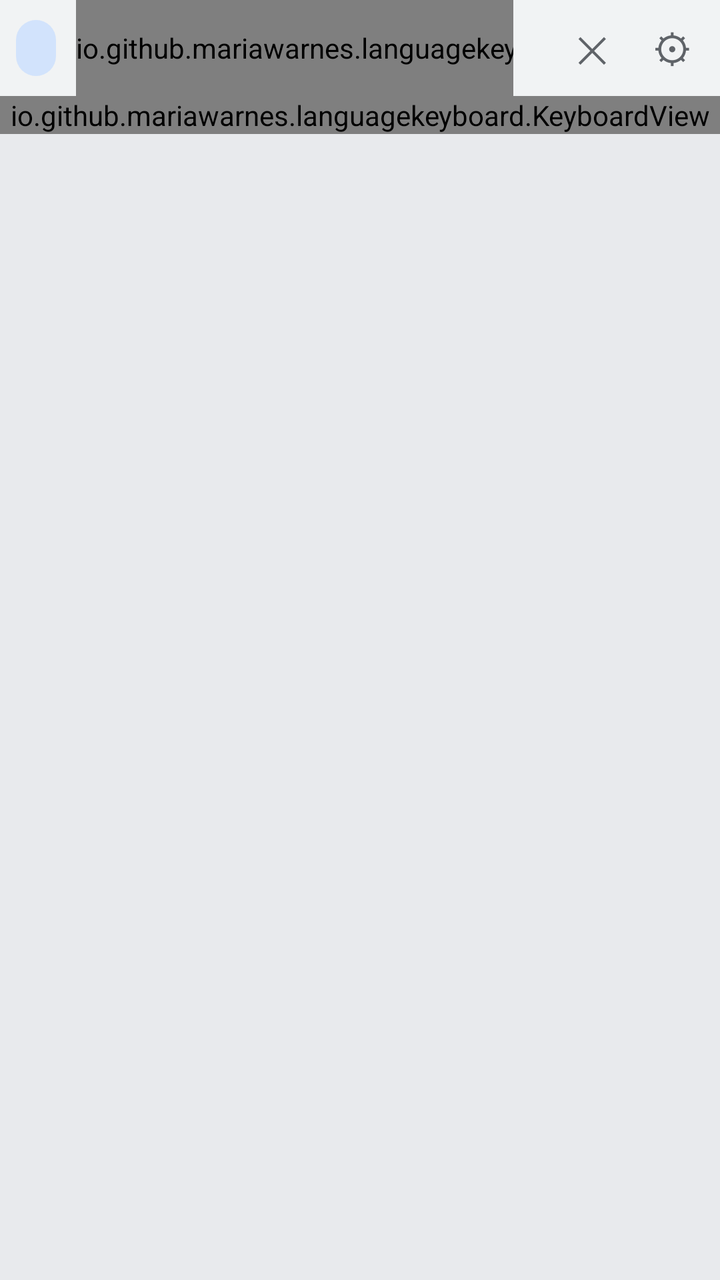
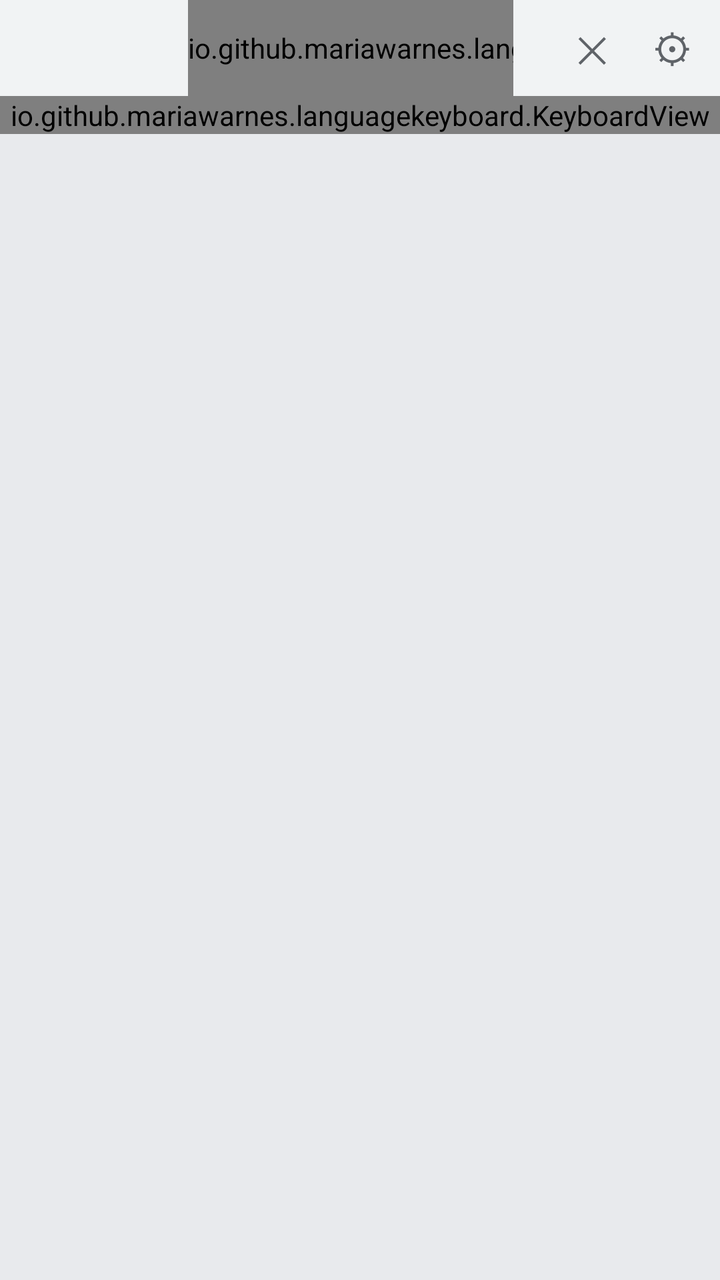

Before-and-after screenshots of an Android layout around one commit, followed by the original layout XML and the change that was made.
<!-- AndroidManifest.xml: application theme Theme.LanguageKeyboard -->
<!-- res/layout/input_view.xml -->
<?xml version="1.0" encoding="utf-8"?>
<LinearLayout xmlns:android="http://schemas.android.com/apk/res/android"
    android:layout_width="match_parent"
    android:layout_height="wrap_content"
    android:background="@color/kb_background"
    android:orientation="vertical">

    
    <LinearLayout
        android:id="@+id/strip"
        android:layout_width="match_parent"
        android:layout_height="48dp"
        android:background="@color/strip_background"
        android:gravity="center_vertical"
        android:orientation="horizontal"
        android:paddingStart="8dp"
        android:paddingEnd="4dp">

        <TextView
            android:id="@+id/language_chip"
            android:layout_width="wrap_content"
            android:layout_height="28dp"
            android:background="@drawable/strip_chip"
            android:contentDescription="@string/cd_toggle_translation"
            android:gravity="center"
            android:paddingStart="10dp"
            android:paddingEnd="10dp"
            android:textColor="@color/strip_text"
            android:textSize="13sp"
            android:textStyle="bold" />

        
        <HorizontalScrollView
            android:id="@+id/practice_scroll"
            android:layout_width="0dp"
            android:layout_height="match_parent"
            android:layout_marginStart="10dp"
            android:layout_weight="1"
            android:fillViewport="true"
            android:scrollbars="none">

            <io.github.mariawarnes.languagekeyboard.PracticeTextView
                android:id="@+id/typed_text"
                android:layout_width="wrap_content"
                android:layout_height="match_parent"
                android:gravity="center_vertical"
                android:singleLine="true"
                android:textColor="@color/strip_text"
                android:textSize="17sp" />
        </HorizontalScrollView>


        <TextView
            android:id="@+id/translating_indicator"
            android:layout_width="wrap_content"
            android:layout_height="match_parent"
            android:gravity="center"
            android:paddingStart="4dp"
            android:paddingEnd="4dp"
            android:text="…"
            android:textColor="@color/strip_text_secondary"
            android:textSize="17sp"
            android:visibility="invisible" />

        <TextView
            android:id="@+id/clear_button"
            android:layout_width="40dp"
            android:layout_height="match_parent"
            android:background="?android:attr/selectableItemBackgroundBorderless"
            android:contentDescription="@string/cd_clear"
            android:gravity="center"
            android:text="✕"
            android:textColor="@color/strip_text_secondary"
            android:textSize="18sp" />

        <TextView
            android:id="@+id/settings_button"
            android:layout_width="40dp"
            android:layout_height="match_parent"
            android:background="?android:attr/selectableItemBackgroundBorderless"
            android:contentDescription="@string/cd_settings"
            android:gravity="center"
            android:text="⚙"
            android:textColor="@color/strip_text_secondary"
            android:textSize="20sp" />
    </LinearLayout>

    
    <LinearLayout
        android:id="@+id/correction_panel"
        android:layout_width="match_parent"
        android:layout_height="wrap_content"
        android:background="@color/strip_background"
        android:gravity="center_vertical"
        android:minHeight="44dp"
        android:orientation="horizontal"
        android:paddingStart="10dp"
        android:paddingTop="4dp"
        android:paddingEnd="4dp"
        android:paddingBottom="4dp"
        android:visibility="gone">

        <TextView
            android:id="@+id/correction_message"
            android:layout_width="0dp"
            android:layout_height="wrap_content"
            android:layout_weight="1"
            android:maxLines="3"
            android:textColor="@color/strip_text"
            android:textSize="13sp" />

        <TextView
            android:id="@+id/correction_fix_1"
            style="@style/CorrectionChip" />

        <TextView
            android:id="@+id/correction_fix_2"
            style="@style/CorrectionChip" />

        <TextView
            android:id="@+id/correction_close"
            android:layout_width="40dp"
            android:layout_height="40dp"
            android:background="?android:attr/selectableItemBackgroundBorderless"
            android:contentDescription="@string/cd_close"
            android:gravity="center"
            android:text="✕"
            android:textColor="@color/strip_text_secondary"
            android:textSize="16sp" />
    </LinearLayout>

    
    <LinearLayout
        android:id="@+id/suggestions"
        android:layout_width="match_parent"
        android:layout_height="40dp"
        android:gravity="center_vertical"
        android:orientation="horizontal"
        android:visibility="gone">

        <TextView
            android:id="@+id/suggestion_left"
            style="@style/SuggestionSlot" />

        <View
            android:layout_width="1dp"
            android:layout_height="20dp"
            android:background="@color/kb_key_function" />

        <TextView
            android:id="@+id/suggestion_center"
            style="@style/SuggestionSlot" />

        <View
            android:layout_width="1dp"
            android:layout_height="20dp"
            android:background="@color/kb_key_function" />

        <TextView
            android:id="@+id/suggestion_right"
            style="@style/SuggestionSlot" />
    </LinearLayout>

    <io.github.mariawarnes.languagekeyboard.KeyboardView
        android:id="@+id/keyboard"
        android:layout_width="match_parent"
        android:layout_height="wrap_content" />
</LinearLayout>
<!-- resources referenced by this layout -->
<resources>
  <color name="kb_background">#FFE8EAED</color>
  <color name="kb_key_function">#FFC5CAD1</color>
  <color name="strip_background">#FFF1F3F4</color>
  <color name="strip_text">#FF202124</color>
  <color name="strip_text_secondary">#FF5F6368</color>
  <!-- drawable strip_chip (drawable) -->
  <?xml version="1.0" encoding="utf-8"?>
  <shape xmlns:android="http://schemas.android.com/apk/res/android" android:shape="rectangle">
      <solid android:color="@color/strip_chip" />
      <corners android:radius="14dp" />
  </shape>
  <string name="cd_clear">Clear what you typed</string>
  <string name="cd_close">Close</string>
  <string name="cd_settings">Keyboard settings</string>
  <string name="cd_toggle_translation">Switch between practice mode and direct mode</string>
  <style name="CorrectionChip">
          <item name="android:layout_width">wrap_content</item>
          <item name="android:layout_height">32dp</item>
          <item name="android:layout_marginStart">6dp</item>
          <item name="android:background">@drawable/strip_chip</item>
          <item name="android:gravity">center</item>
          <item name="android:maxWidth">140dp</item>
          <item name="android:paddingStart">10dp</item>
          <item name="android:paddingEnd">10dp</item>
          <item name="android:singleLine">true</item>
          <item name="android:ellipsize">end</item>
          <item name="android:textColor">@color/strip_text</item>
          <item name="android:textSize">15sp</item>
          <item name="android:textStyle">bold</item>
      </style>
  <style name="SuggestionSlot">
          <item name="android:layout_width">0dp</item>
          <item name="android:layout_height">match_parent</item>
          <item name="android:layout_weight">1</item>
          <item name="android:background">?android:attr/selectableItemBackground</item>
          <item name="android:ellipsize">end</item>
          <item name="android:gravity">center</item>
          <item name="android:paddingStart">4dp</item>
          <item name="android:paddingEnd">4dp</item>
          <item name="android:singleLine">true</item>
          <item name="android:textColor">@color/kb_key_text</item>
          <item name="android:textSize">16sp</item>
      </style>
  <style name="Theme.LanguageKeyboard" parent="Theme.Material3.DayNight.NoActionBar">
          <item name="colorPrimary">@color/brand</item>
      </style>
  <color name="strip_chip">#FFD2E3FC</color>
  <color name="kb_key_text">#FF202124</color>
  <color name="brand">#FF1A73E8</color>
</resources>

<!-- the commit's change to res/layout/input_view.xml (unified diff, before → after) -->
@@ -16,18 +16,36 @@
         android:paddingStart="8dp"
         android:paddingEnd="4dp">
 
-        <TextView
-            android:id="@+id/language_chip"
+        
+        <LinearLayout
+            android:id="@+id/language_toggle"
             android:layout_width="wrap_content"
-            android:layout_height="28dp"
-            android:background="@drawable/strip_chip"
-            android:contentDescription="@string/cd_toggle_translation"
-            android:gravity="center"
-            android:paddingStart="10dp"
-            android:paddingEnd="10dp"
-            android:textColor="@color/strip_text"
-            android:textSize="13sp"
-            android:textStyle="bold" />
+            android:layout_height="30dp"
+            android:orientation="horizontal"
+            android:padding="2dp">
+
+            <TextView
+                android:id="@+id/toggle_learning"
+                android:layout_width="wrap_content"
+                android:layout_height="match_parent"
+                android:gravity="center"
+                android:minWidth="36dp"
+                android:paddingStart="8dp"
+                android:paddingEnd="8dp"
+                android:textSize="13sp"
+                android:textStyle="bold" />
+
+            <TextView
+                android:id="@+id/toggle_native"
+                android:layout_width="wrap_content"
+                android:layout_height="match_parent"
+                android:gravity="center"
+                android:minWidth="36dp"
+                android:paddingStart="8dp"
+                android:paddingEnd="8dp"
+                android:textSize="13sp"
+                android:textStyle="bold" />
+        </LinearLayout>
 
         
         <HorizontalScrollView
<!-- resource entries referenced after the edit -->
@@ -14,7 +14,6 @@
   <string name="cd_clear">Clear what you typed</string>
   <string name="cd_close">Close</string>
   <string name="cd_settings">Keyboard settings</string>
-  <string name="cd_toggle_translation">Switch between practice mode and direct mode</string>
   <style name="CorrectionChip">
           <item name="android:layout_width">wrap_content</item>
           <item name="android:layout_height">32dp</item>
